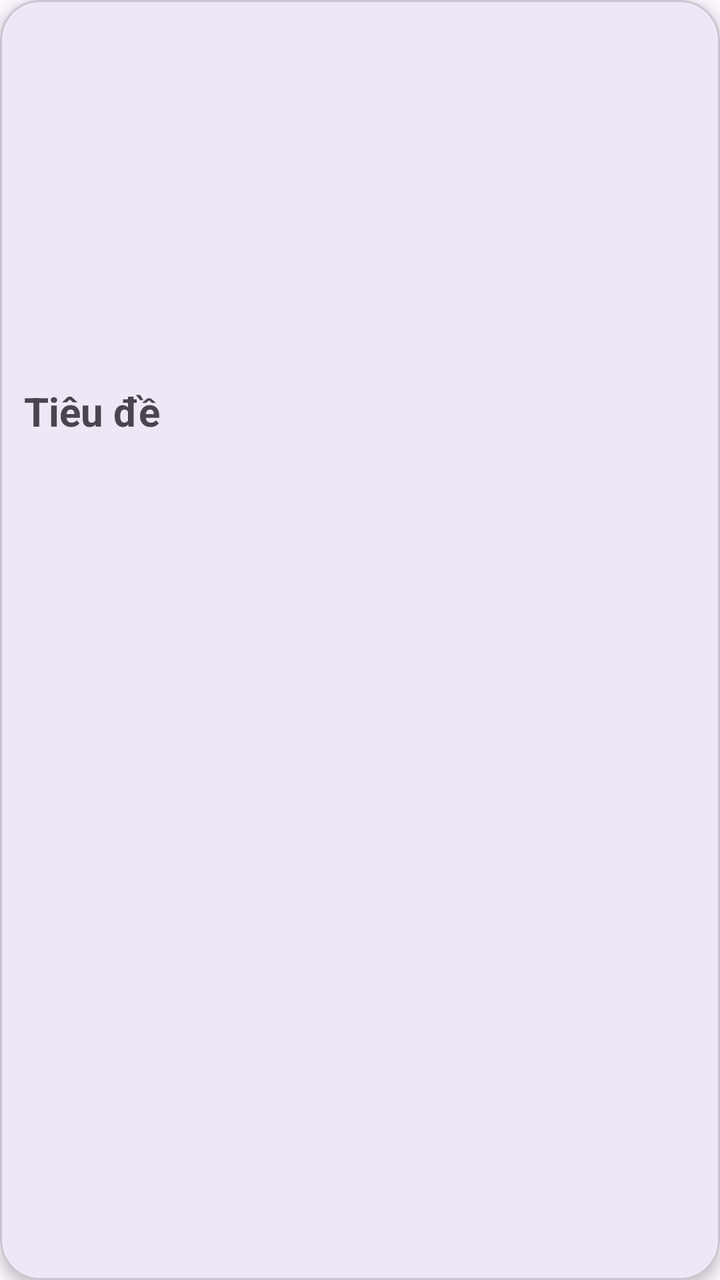
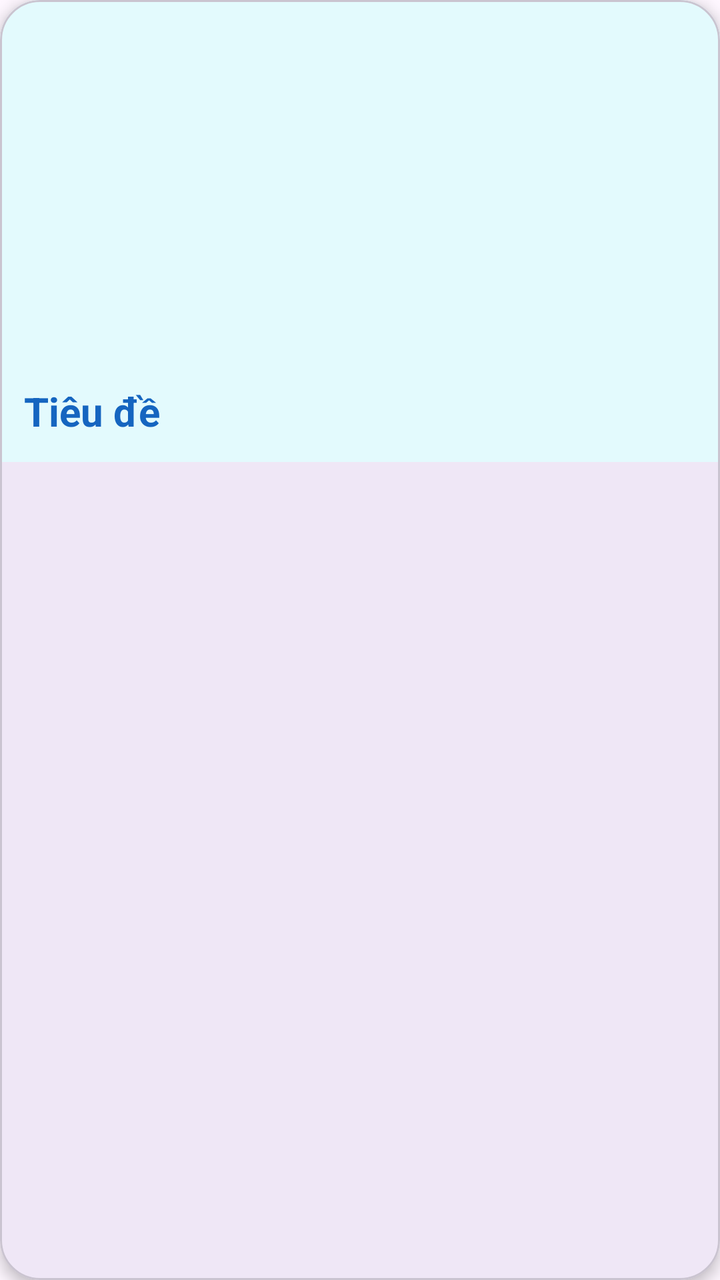

Before-and-after screenshots of an Android layout around one commit, followed by the original layout XML and the change that was made.
<!-- AndroidManifest.xml: application theme Theme.AISkinDiagnosis -->
<!-- res/layout/item_tip.xml -->
<?xml version="1.0" encoding="utf-8"?>
<com.google.android.material.card.MaterialCardView
    xmlns:android="http://schemas.android.com/apk/res/android"
    xmlns:app="http://schemas.android.com/apk/res-auto"
    android:layout_width="match_parent"
    android:layout_height="wrap_content"
    android:layout_margin="10dp"
    app:cardCornerRadius="20dp"
    app:cardElevation="4dp">

    <LinearLayout
        android:layout_width="match_parent"
        android:layout_height="wrap_content"
        android:orientation="vertical">

        <ImageView
            android:id="@+id/imgTip"
            android:layout_width="match_parent"
            android:layout_height="180dp"
            android:scaleType="centerCrop"/>

        <TextView
            android:id="@+id/txtTitle"
            android:layout_width="wrap_content"
            android:layout_height="wrap_content"
            android:padding="12dp"
            android:text="Tiêu đề"
            android:textSize="20sp"
            android:textStyle="bold"/>
    </LinearLayout>

</com.google.android.material.card.MaterialCardView>
<!-- resources referenced by this layout -->
<resources>
  <style name="Theme.AISkinDiagnosis" parent="Base.Theme.AISkinDiagnosis" />
  <style name="Base.Theme.AISkinDiagnosis" parent="Theme.Material3.DayNight.NoActionBar">
          
          
      </style>
</resources>

<!-- the commit's change to res/layout/item_tip.xml (unified diff, before → after) -->
@@ -6,11 +6,13 @@
     android:layout_height="wrap_content"
     android:layout_margin="10dp"
     app:cardCornerRadius="20dp"
+    android:fitsSystemWindows="true"
     app:cardElevation="4dp">
 
     <LinearLayout
         android:layout_width="match_parent"
         android:layout_height="wrap_content"
+        android:background="#E3FAFD"
         android:orientation="vertical">
 
         <ImageView
@@ -23,6 +25,7 @@
             android:id="@+id/txtTitle"
             android:layout_width="wrap_content"
             android:layout_height="wrap_content"
+            android:textColor="@color/md_theme_primary"
             android:padding="12dp"
             android:text="Tiêu đề"
             android:textSize="20sp"
<!-- resource entries referenced after the edit -->
@@ -1,5 +1,6 @@
 <!-- resources referenced by this layout -->
 <resources>
+  <color name="md_theme_primary">#1565C0</color>
   <style name="Theme.AISkinDiagnosis" parent="Base.Theme.AISkinDiagnosis" />
   <style name="Base.Theme.AISkinDiagnosis" parent="Theme.Material3.DayNight.NoActionBar">
           
